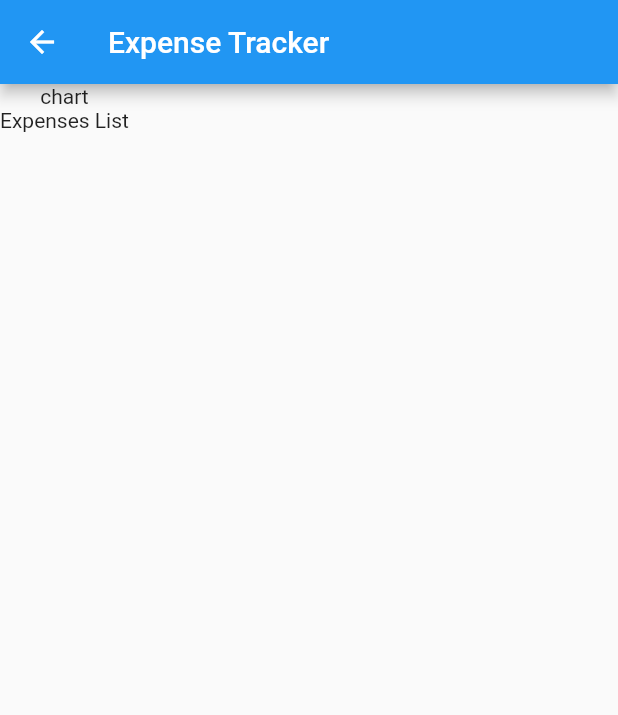
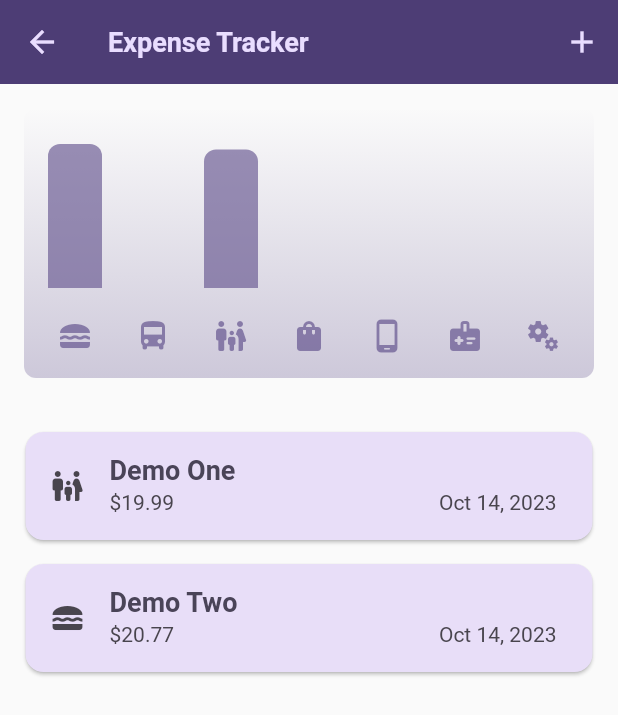
Before and after one commit to srpallab/learn-test-app, a Flutter app: the ExpenseTrackerView screen opened by its route, on a phone screen of 412 x 824 dp. Shown: the top 715 px of the screen. Run offline on Flutter 3.47's test engine with Material 2 defaults, Android fonts, the phone set to English and light mode, and no system bars; our stand-ins replace audioplayers, get, google_fonts; missing offline and left inert: record.

Commit message:
DONE Expense Tracker Chart.

```diff
--- a/lib/app/modules/expense_tracker/controllers/expense_tracker_controller.dart
+++ b/lib/app/modules/expense_tracker/controllers/expense_tracker_controller.dart
@@ -1,20 +1,112 @@
+import 'package:flutter/material.dart';
 import 'package:get/get.dart';
 
 import '../models/expense.dart';
+import '../views/new_expense.dart';
 
 class ExpenseTrackerController extends GetxController {
+  final TextEditingController titleCtl = TextEditingController();
+  final TextEditingController amountCtl = TextEditingController();
+  final RxString selectedDate = "Select a Date".obs;
+  final Rx<ExpenseCategory> selectedCategory = ExpenseCategory.travel.obs;
+
   final RxList<Expense> registeredExpenses = [
     Expense(
       title: "Demo One",
-      amount: "20.0",
+      amount: 19.99,
       date: DateTime.now(),
-      category: Category.family,
+      category: ExpenseCategory.family,
     ),
     Expense(
       title: "Demo Two",
-      amount: "20.0",
+      amount: 20.77,
       date: DateTime.now(),
-      category: Category.food,
+      category: ExpenseCategory.food,
     ),
   ].obs;
+
+  List<ExpenseBucket> get buckets {
+    return [
+      ExpenseBucket.forCategory(registeredExpenses, ExpenseCategory.food),
+      ExpenseBucket.forCategory(registeredExpenses, ExpenseCategory.travel),
+      ExpenseBucket.forCategory(registeredExpenses, ExpenseCategory.family),
+      ExpenseBucket.forCategory(registeredExpenses, ExpenseCategory.shopping),
+      ExpenseBucket.forCategory(registeredExpenses, ExpenseCategory.mobile),
+      ExpenseBucket.forCategory(registeredExpenses, ExpenseCategory.medical),
+      ExpenseBucket.forCategory(registeredExpenses, ExpenseCategory.others),
+    ];
+  }
+
+  double get maxTotalExpense {
+    double maxTotalExpense = 0;
+
+    for (final bucket in buckets) {
+      if (bucket.totalExpenses > maxTotalExpense) {
+        maxTotalExpense = bucket.totalExpenses;
+      }
+    }
+
+    return maxTotalExpense;
+  }
+
+  void openAddExpenseOverlay() {
+    Get.bottomSheet(
+      const NewExpense(),
+      isScrollControlled: true,
+      backgroundColor: Colors.white,
+    );
+  }
+
+  Future<void> selectDate() async {
+    final DateTime now = DateTime.now();
+    DateTime? datePicked = await showDatePicker(
+      context: Get.context!,
+      initialDate: now,
+      firstDate: DateTime(now.year - 1),
+      lastDate: now,
+    );
+    if (datePicked != null) {
+      selectedDate.value = formatter.format(datePicked);
+    }
+  }
+
+  void addNewExpense() {
+    if (titleCtl.text.isNotEmpty &&
+        amountCtl.text.isNotEmpty &&
+        selectedDate.value != "Select a Date") {
+      if (double.tryParse(amountCtl.text) != null) {
+        registeredExpenses.add(
+          Expense(
+            title: titleCtl.text,
+            amount: double.parse(amountCtl.text),
+            date: formatter.parse(selectedDate.value),
+            category: selectedCategory.value,
+          ),
+        );
+        registeredExpenses.refresh();
+        Get.back();
+      } else {
+        Get.snackbar("Value Error", "Please enter valid amount");
+      }
+    } else {
+      Get.snackbar("Value Error", "Please enter valid values");
+    }
+  }
+
+  void removeExpense(Expense expense) {
+    final int indexAt = registeredExpenses.indexOf(expense);
+    registeredExpenses.remove(expense);
+    ScaffoldMessenger.of(Get.context!).showSnackBar(
+      SnackBar(
+        duration: const Duration(seconds: 3),
+        content: const Text("Expense Deleted"),
+        action: SnackBarAction(
+          label: "Undo",
+          onPressed: () {
+            registeredExpenses.insert(indexAt, expense);
+          },
+        ),
+      ),
+    );
+  }
 }
--- a/lib/app/modules/expense_tracker/models/expense.dart
+++ b/lib/app/modules/expense_tracker/models/expense.dart
@@ -1,15 +1,29 @@
+import 'package:flutter/material.dart';
+import 'package:intl/intl.dart';
 import 'package:uuid/uuid.dart';
 
 const uuid = Uuid();
+final formatter = DateFormat.yMMMd();
+// final DateFormat format = DateFormat('MMM d, y');
 
-enum Category { food, travel, family, shopping, mobile, medical, others }
+enum ExpenseCategory { food, travel, family, shopping, mobile, medical, others }
+
+const categoryIcons = {
+  ExpenseCategory.food: Icons.lunch_dining,
+  ExpenseCategory.travel: Icons.directions_bus,
+  ExpenseCategory.family: Icons.family_restroom_rounded,
+  ExpenseCategory.shopping: Icons.shopping_bag_rounded,
+  ExpenseCategory.mobile: Icons.phone_android_rounded,
+  ExpenseCategory.medical: Icons.medical_information_rounded,
+  ExpenseCategory.others: Icons.miscellaneous_services_rounded,
+};
 
 class Expense {
   final String id;
   final String title;
-  final String amount;
+  final double amount;
   final DateTime date;
-  final Category category;
+  final ExpenseCategory category;
 
   Expense({
     required this.title,
@@ -17,4 +31,28 @@ class Expense {
     required this.date,
     required this.category,
   }) : id = uuid.v4();
+
+  String get formattedDate {
+    return formatter.format(date);
+  }
 }
+
+class ExpenseBucket {
+  final ExpenseCategory category;
+  final List<Expense> expenses;
+
+  ExpenseBucket({required this.category, required this.expenses});
+
+  ExpenseBucket.forCategory(List<Expense> allExpenses, this.category)
+      : expenses = allExpenses
+            .where((element) => element.category == category)
+            .toList();
+
+  double get totalExpenses {
+    double sum = 0;
+    for (var exp in expenses) {
+      sum += exp.amount;
+    }
+    return sum;
+  }
+}
--- /dev/null
+++ b/lib/app/modules/expense_tracker/views/chart.dart
@@ -0,0 +1,63 @@
+import 'package:flutter/material.dart';
+import 'package:get/get.dart';
+
+import '../controllers/expense_tracker_controller.dart';
+import '../models/expense.dart';
+import 'chart_bar.dart';
+
+class Chart extends GetView<ExpenseTrackerController> {
+  const Chart({super.key});
+
+  @override
+  Widget build(BuildContext context) {
+    return Container(
+      margin: const EdgeInsets.all(16),
+      padding: const EdgeInsets.symmetric(vertical: 16, horizontal: 8),
+      width: Get.width,
+      height: 180,
+      decoration: BoxDecoration(
+        borderRadius: BorderRadius.circular(8),
+        gradient: LinearGradient(
+          colors: [
+            Theme.of(context).colorScheme.primary.withOpacity(0.3),
+            Theme.of(context).colorScheme.primary.withOpacity(0.0)
+          ],
+          begin: Alignment.bottomCenter,
+          end: Alignment.topCenter,
+        ),
+      ),
+      child: Column(
+        mainAxisAlignment: MainAxisAlignment.end,
+        children: [
+          Expanded(
+            child: Obx(() {
+              return Row(
+                crossAxisAlignment: CrossAxisAlignment.end,
+                children: [
+                  for (final bucket in controller.buckets)
+                    ChartBar(
+                      fill: bucket.totalExpenses == 0
+                          ? 0
+                          : bucket.totalExpenses / controller.maxTotalExpense,
+                    )
+                ],
+              );
+            }),
+          ),
+          const SizedBox(height: 12),
+          Row(
+            children: controller.buckets.map((bucket) {
+              return Expanded(
+                  child: Icon(
+                categoryIcons[bucket.category],
+                color: Get.isDarkMode
+                    ? Theme.of(context).colorScheme.secondary
+                    : Theme.of(context).colorScheme.primary.withOpacity(0.7),
+              ));
+            }).toList(),
+          )
+        ],
+      ),
+    );
+  }
+}
--- /dev/null
+++ b/lib/app/modules/expense_tracker/views/chart_bar.dart
@@ -0,0 +1,32 @@
+import 'package:flutter/material.dart';
+import 'package:get/get.dart';
+
+import '../controllers/expense_tracker_controller.dart';
+
+class ChartBar extends GetView<ExpenseTrackerController> {
+  final double fill;
+  const ChartBar({super.key, required this.fill});
+
+  @override
+  Widget build(BuildContext context) {
+    return Expanded(
+      child: Padding(
+        padding: const EdgeInsets.all(8.0),
+        child: FractionallySizedBox(
+          heightFactor: fill,
+          child: DecoratedBox(
+            decoration: BoxDecoration(
+              shape: BoxShape.rectangle,
+              borderRadius: const BorderRadius.vertical(
+                top: Radius.circular(8),
+              ),
+              color: Get.isDarkMode
+                  ? Theme.of(context).colorScheme.secondary
+                  : Theme.of(context).colorScheme.primary.withOpacity(0.65),
+            ),
+          ),
+        ),
+      ),
+    );
+  }
+}
--- a/lib/app/modules/expense_tracker/views/expense_tracker_view.dart
+++ b/lib/app/modules/expense_tracker/views/expense_tracker_view.dart
@@ -2,17 +2,27 @@ import 'package:flutter/material.dart';
 import 'package:get/get.dart';
 
 import '../controllers/expense_tracker_controller.dart';
+import 'chart.dart';
+import 'expenses_list.dart';
 
 class ExpenseTrackerView extends GetView<ExpenseTrackerController> {
   const ExpenseTrackerView({Key? key}) : super(key: key);
   @override
   Widget build(BuildContext context) {
     return Scaffold(
-      appBar: AppBar(title: const Text('Expense Tracker')),
+      appBar: AppBar(
+        title: const Text('Expense Tracker'),
+        actions: [
+          IconButton(
+            onPressed: controller.openAddExpenseOverlay,
+            icon: const Icon(Icons.add),
+          )
+        ],
+      ),
       body: const Column(
         children: [
-          Text("chart"),
-          Text("Expenses List"),
+          Chart(),
+          Expanded(child: ExpensesList()),
         ],
       ),
     );
--- /dev/null
+++ b/lib/app/modules/expense_tracker/views/expenses_list.dart
@@ -0,0 +1,65 @@
+import 'package:flutter/material.dart';
+import 'package:get/get.dart';
+
+import '../controllers/expense_tracker_controller.dart';
+import '../models/expense.dart';
+
+class ExpensesList extends GetView<ExpenseTrackerController> {
+  const ExpensesList({super.key});
+
+  @override
+  Widget build(BuildContext context) {
+    return Padding(
+      padding: const EdgeInsets.all(12.0),
+      child: Obx(() {
+        return controller.registeredExpenses.isEmpty
+            ? const Center(
+                child: Text(
+                  "No item found",
+                  style: TextStyle(fontSize: 34, fontWeight: FontWeight.bold),
+                ),
+              )
+            : ListView.builder(
+                itemCount: controller.registeredExpenses.length,
+                itemBuilder: (_, index) {
+                  final Expense expense = controller.registeredExpenses[index];
+                  return Dismissible(
+                    key: ValueKey(expense),
+                    background: Container(
+                      color:
+                          Theme.of(context).colorScheme.error.withOpacity(0.75),
+                      margin: Theme.of(context).cardTheme.margin,
+                    ),
+                    onDismissed: (direction) {
+                      controller.removeExpense(expense);
+                    },
+                    child: Card(
+                      child: ListTile(
+                        leading: Column(
+                          mainAxisAlignment: MainAxisAlignment.center,
+                          children: [
+                            Icon(categoryIcons[expense.category]),
+                          ],
+                        ),
+                        title: Text(
+                          expense.title,
+                          style: Theme.of(context).textTheme.titleLarge,
+                        ),
+                        subtitle: Row(
+                          children: [
+                            Text(
+                              '\$${expense.amount.toStringAsFixed(2)}',
+                            ),
+                            const Spacer(),
+                            Text(expense.formattedDate),
+                          ],
+                        ),
+                      ),
+                    ),
+                  );
+                },
+              );
+      }),
+    );
+  }
+}
--- a/pubspec.yaml
+++ b/pubspec.yaml
@@ -10,6 +10,8 @@ dependencies:
   get: 4.6.5
   google_fonts: ^6.1.0
   uuid: ^4.1.0
+  # Date Formatting
+  intl: ^0.18.1
   # Audio Record
   record: ^4.4.4
   audioplayers: ^5.2.0
```
Also changed, not shown: lib/app/modules/expense_tracker/views/new_expense.dart (added, +92 -0 lines), lib/app/modules/home/views/home_view.dart (+16 -8 lines), lib/main.dart (+47 -0 lines), pubspec.lock.
